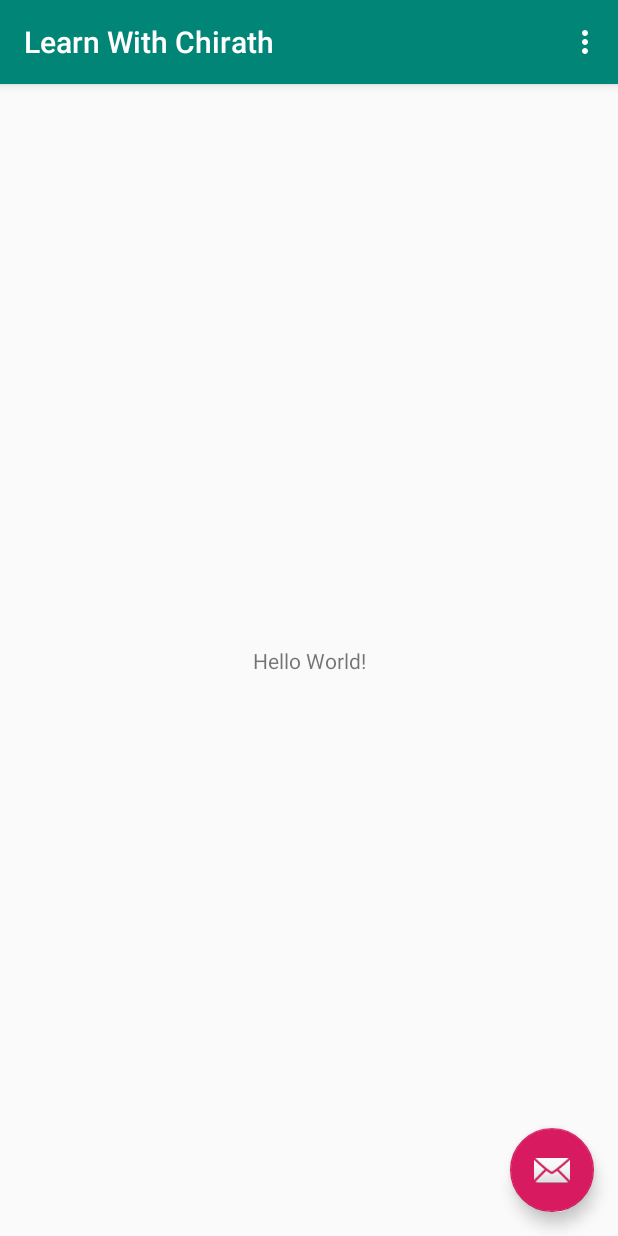
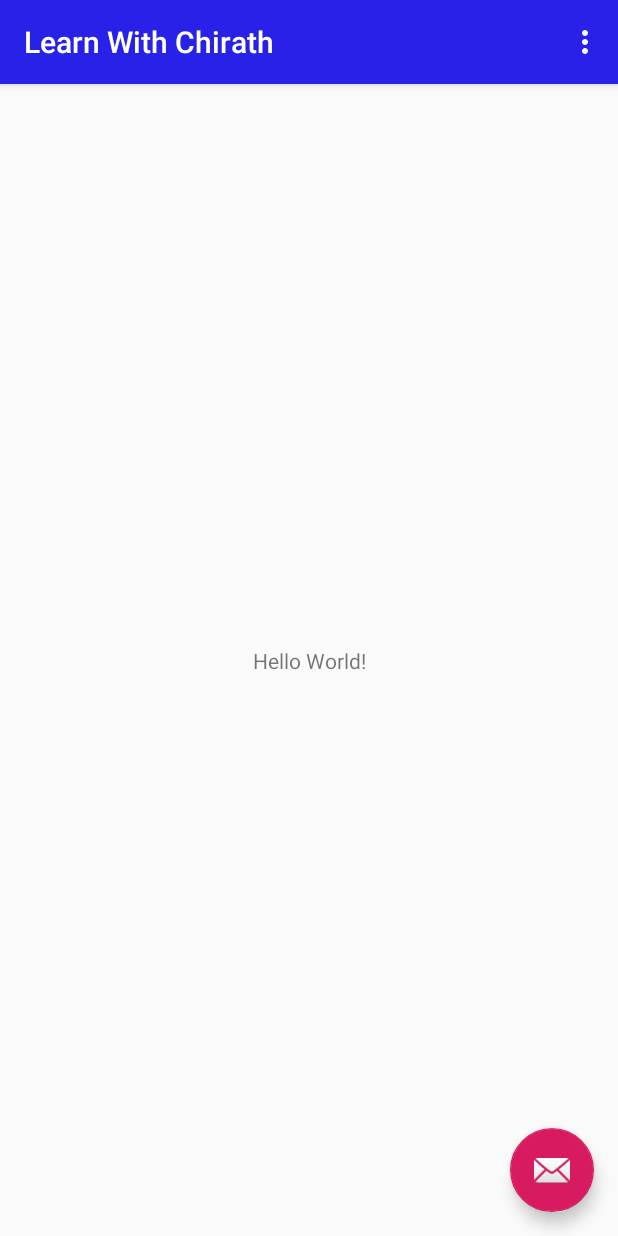
Before and after one commit to YasiruPriyadarshana/EClassKIT, an Android app: the MainActivity screen opened directly, with no data from a screen before it, on a phone screen of 412 x 824 dp. Run offline under Robolectric (Android 15) with nearby library versions, the phone set to English and light mode, and no system bars.

```diff
--- a/app/src/main/res/layout/activity_main.xml
+++ b/app/src/main/res/layout/activity_main.xml
@@ -15,7 +15,7 @@
             android:id="@+id/toolbar"
             android:layout_width="match_parent"
             android:layout_height="?attr/actionBarSize"
-            android:background="?attr/colorPrimary"
+            android:background="@color/colorPrimaryDark"
             app:popupTheme="@style/AppTheme.PopupOverlay" />
 
     </com.google.android.material.appbar.AppBarLayout>
--- a/app/src/main/res/values/colors.xml
+++ b/app/src/main/res/values/colors.xml
@@ -1,6 +1,6 @@
 <?xml version="1.0" encoding="utf-8"?>
 <resources>
     <color name="colorPrimary">#008577</color>
-    <color name="colorPrimaryDark">#00574B</color>
+    <color name="colorPrimaryDark">#2821E8</color>
     <color name="colorAccent">#D81B60</color>
 </resources>
```
